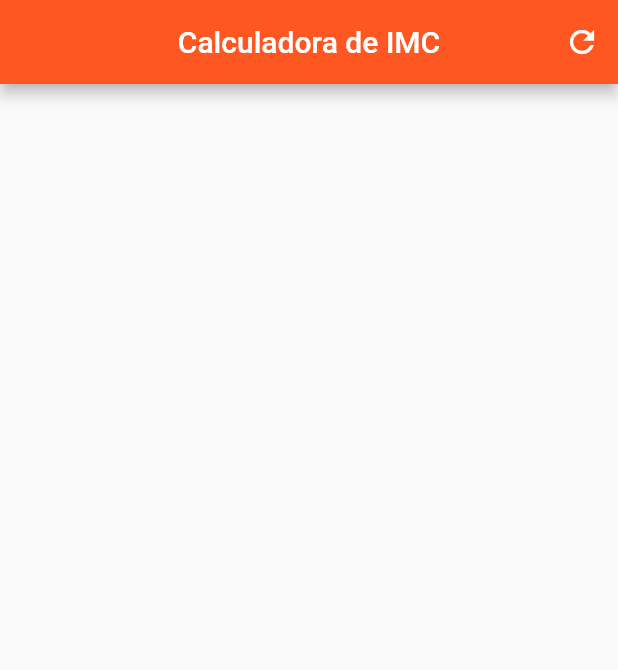
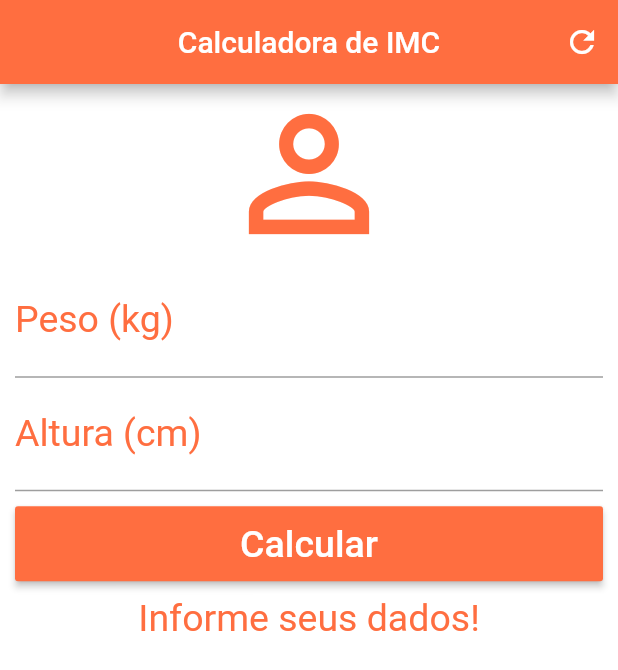
Before and after one commit to brunof23/calculadora_imc, a Flutter app: the screen it shows after launch, on a phone screen of 412 x 824 dp. Shown: the top 670 px of the screen. Run offline on Flutter 3.47's test engine with Material 2 defaults, Android fonts, the phone set to English and light mode, and no system bars.

Commit message:
Final Commit

```diff
--- a/lib/main.dart
+++ b/lib/main.dart
@@ -1,3 +1,4 @@
+import 'package:flutter/cupertino.dart';
 import 'package:flutter/material.dart';
 
 void main() {
@@ -12,17 +13,121 @@ class Home extends StatefulWidget {
 }
 
 class _HomeState extends State<Home> {
+  TextEditingController weightController = TextEditingController();
+  TextEditingController heightController = TextEditingController();
+
+  GlobalKey<FormState> _formKey = GlobalKey<FormState>();
+
+  String _infoText = "Informe seus dados!";
+
+  void _resetFields(){
+    weightController.text = "";
+    heightController.text = "";
+    setState(() {
+      _infoText = "Informe seus dados!";
+    });
+
+  }
+
+  void _calculate (){
+    setState(() {
+      double weight = double.parse(weightController.text);
+      double height = double.parse(heightController.text) / 100;
+      double imc = weight / (height * height);
+      if (imc < 18.6){
+        _infoText = "Você está abaixo do peso (IMC: ${imc.toStringAsPrecision(3)})!";
+      } else if (imc >= 18.6 && imc < 24.9){
+        _infoText = "Você está no peso ideal (IMC: ${imc.toStringAsPrecision(3)})!";
+      } else if (imc >= 24.9 && imc < 29.9){
+        _infoText = "Você está levemente acima do peso (IMC: ${imc.toStringAsPrecision(3)})!";
+      } else if (imc >= 29.9 && imc < 34.9){
+        _infoText = "Você está com obesidade grau I (IMC: ${imc.toStringAsPrecision(3)})!";
+      } else if (imc >= 34.9 && imc < 39.9){
+        _infoText = "Você está com obesidade grau II (IMC: ${imc.toStringAsPrecision(3)})!";
+      } else if (imc >= 40.0){
+        _infoText = "Você está com obesidade grau III (IMC: ${imc.toStringAsPrecision(3)})!";
+      }
+    });
+  }
+
   @override
   Widget build(BuildContext context) {
     return Scaffold(
       appBar: AppBar(
         title: Text("Calculadora de IMC"),
         centerTitle: true,
-        backgroundColor: Colors.deepOrange,
+        backgroundColor: Colors.deepOrangeAccent,
         actions: <Widget>[
-          IconButton (icon: Icon(Icons.refresh),
-            onPressed: (){},)
+          IconButton(
+            icon: Icon(Icons.refresh),
+            onPressed: _resetFields,
+          )
         ],
+      ),
+      backgroundColor: Colors.white,
+      body: SingleChildScrollView(
+        padding: EdgeInsets.fromLTRB(10.0, 0.0, 10.0, 0.0),
+        child: Form(
+          key: _formKey,
+          child: Column(
+            crossAxisAlignment: CrossAxisAlignment.stretch,
+            children: <Widget>[
+              Icon(Icons.person_outline, size: 120.0, color: Colors.deepOrangeAccent),
+              TextFormField(
+                keyboardType: TextInputType.number,
+                decoration: InputDecoration(
+                    labelText: "Peso (kg)",
+                    labelStyle: TextStyle(color: Colors.deepOrangeAccent)),
+                textAlign: TextAlign.center,
+                style: TextStyle(color: Colors.deepOrangeAccent, fontSize: 25.0),
+                controller: weightController,
+                validator: (value) {
+                  if(value.isEmpty){
+                    return "Insira seu Peso";
+                  }
+                },
+              ),
+              TextFormField(
+                keyboardType: TextInputType.number,
+                decoration: InputDecoration(
+                    labelText: "Altura (cm)",
+                    labelStyle: TextStyle(color: Colors.deepOrangeAccent)),
+                textAlign: TextAlign.center,
+                style: TextStyle(color: Colors.deepOrangeAccent, fontSize: 25.0),
+                controller: heightController,
+                validator: (value) {
+                  if(value.isEmpty){
+                    return "Insira sua Altura";
+                  }
+                },
+
+              ),
+              Padding(
+                padding: EdgeInsets.only(top: 10.0, bottom: 10.0),
+                child: Container(
+                  height: 50.0,
+                  child: RaisedButton(
+                    onPressed: () {
+                      if (_formKey.currentState.validate ()){
+                        _calculate();
+                      }
+                    },
+                    child: Text(
+                      "Calcular",
+                      style: TextStyle(color: Colors.white, fontSize: 25.0),
+                    ),
+                    color: Colors.deepOrangeAccent,
+                  ),
+                ),
+              ),
+              Text(
+                _infoText,
+                textAlign: TextAlign.center,
+                style: TextStyle(color: Colors.deepOrangeAccent, fontSize: 25.0),
+              )
+            ],
+          ),
+        )
       ),
     );
   }
```
